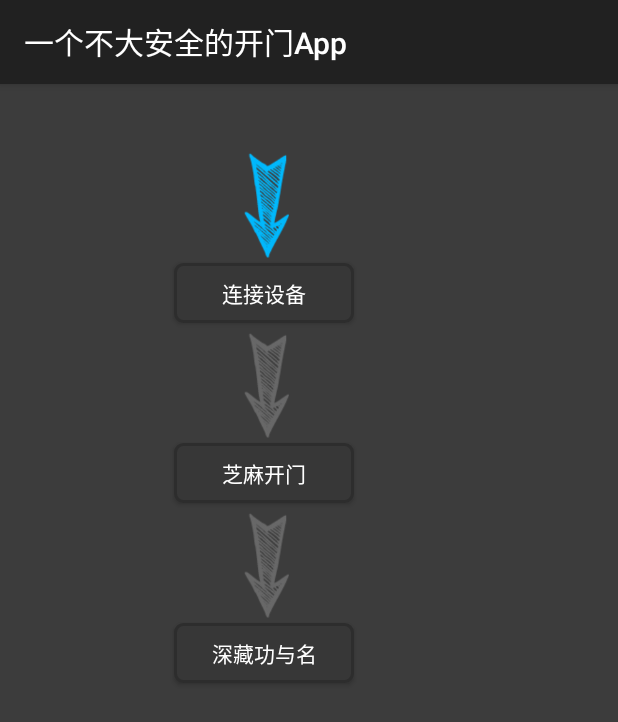
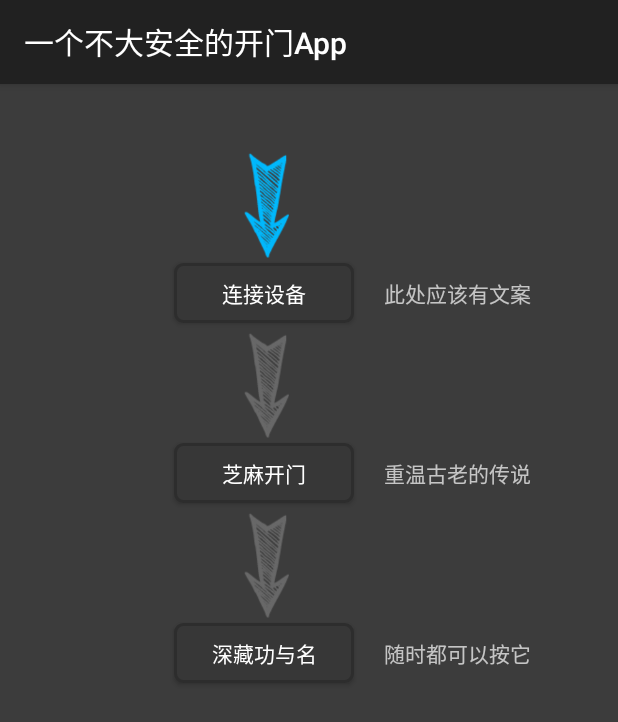
Before and after one commit to h46incon/DoorControler, an Android app: the screen it shows after launch (MainActivity), on a phone screen of 412 x 824 dp. Shown: the top 722 px of the screen. Run offline under Robolectric (Android 15) with nearby library versions, the phone set to English and light mode, and no system bars.

Commit message:
Change some copy (text) of button.

```diff
--- a/app/src/main/java/com/tools/h46incon/doorcontroler/MainActivity.java
+++ b/app/src/main/java/com/tools/h46incon/doorcontroler/MainActivity.java
@@ -103,8 +103,6 @@ public class MainActivity extends ActionBarActivity {
 			openDoorArrowIV = (ImageView) findViewById(R.id.openDoor_arrow_iv);
 			exitArrowIV = (ImageView) findViewById(R.id.exit_arrow_iv);
 
-			btSettingInfoTV = (TextView) findViewById(R.id.btInfo_tv);
-
 			// store views into array
 			buttons = new Button[stateNum];
 			buttons[State.BT_SETTING.ordinal()] = btSettingBtn;
@@ -138,7 +136,6 @@ public class MainActivity extends ActionBarActivity {
 		private ImageView btSettingArrowIV;
 		private ImageView openDoorArrowIV;
 		private ImageView exitArrowIV;
-		private TextView btSettingInfoTV;
 	}
 
 	@Override
--- a/app/src/main/res/layout/activity_main.xml
+++ b/app/src/main/res/layout/activity_main.xml
@@ -59,11 +59,10 @@
         />
 
     <TextView
-        android:visibility="invisible"
         android:layout_width="wrap_content"
         android:layout_height="wrap_content"
-        android:text="设备未连接"
-        android:id="@+id/btInfo_tv"
+        android:text="此处应该有文案"
+        android:id="@+id/btStep_tv"
         android:layout_alignBaseline="@id/btConnect_btn"
         android:layout_toRightOf="@id/__viewMiddleInvisible"
         android:layout_toEndOf="@id/__viewMiddleInvisible"
@@ -99,6 +98,18 @@
         android:layout_marginEnd="@dimen/btn_left_margin"
         />
 
+    <TextView
+        android:layout_width="wrap_content"
+        android:layout_height="wrap_content"
+        android:text="重温古老的传说"
+        android:id="@+id/openDoorStep_tv"
+        android:layout_alignBaseline="@id/openDoor_btn"
+        android:layout_toRightOf="@id/__viewMiddleInvisible"
+        android:layout_toEndOf="@id/__viewMiddleInvisible"
+        android:layout_marginLeft="@dimen/tv_left_margin_to_btn"
+        android:layout_marginStart="@dimen/tv_left_margin_to_btn"
+        />
+
     <ImageView
         android:layout_width="@dimen/arrow_width"
         android:layout_height="@dimen/arrow_height"
@@ -126,4 +137,16 @@
         android:layout_marginRight="@dimen/btn_left_margin"
         android:layout_marginEnd="@dimen/btn_left_margin"
         />
+
+    <TextView
+        android:layout_width="wrap_content"
+        android:layout_height="wrap_content"
+        android:text="随时都可以按它"
+        android:id="@+id/exitStep_tv"
+        android:layout_alignBaseline="@id/exit_btn"
+        android:layout_toRightOf="@id/__viewMiddleInvisible"
+        android:layout_toEndOf="@id/__viewMiddleInvisible"
+        android:layout_marginLeft="@dimen/tv_left_margin_to_btn"
+        android:layout_marginStart="@dimen/tv_left_margin_to_btn"
+        />
 </RelativeLayout>
```
